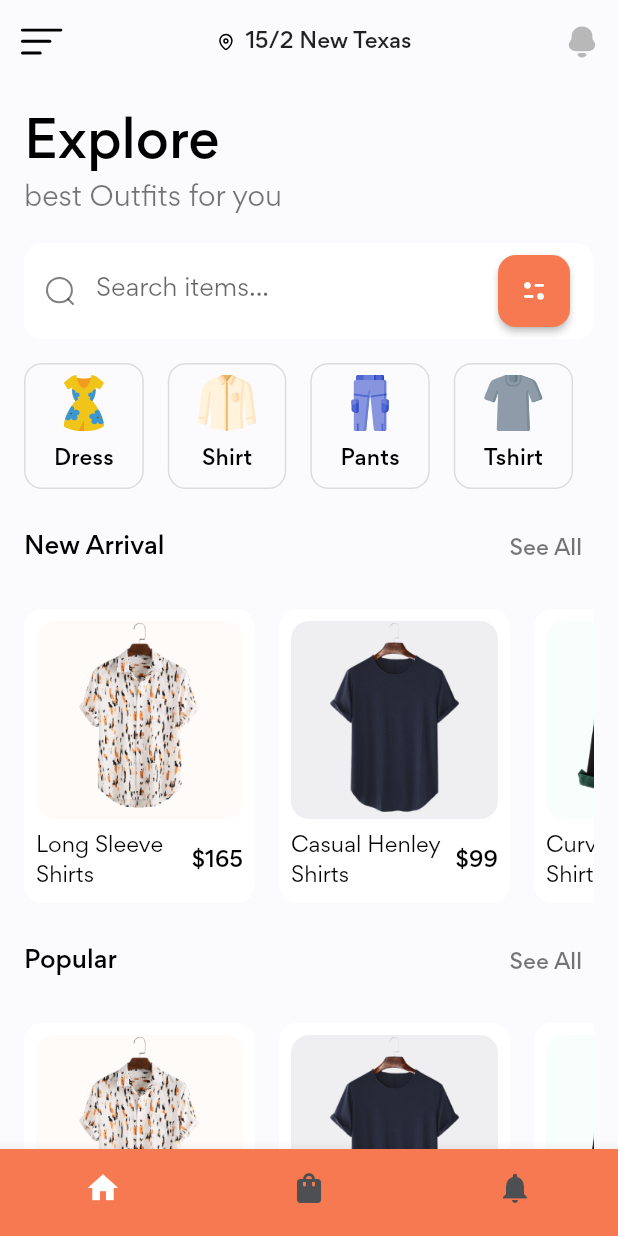
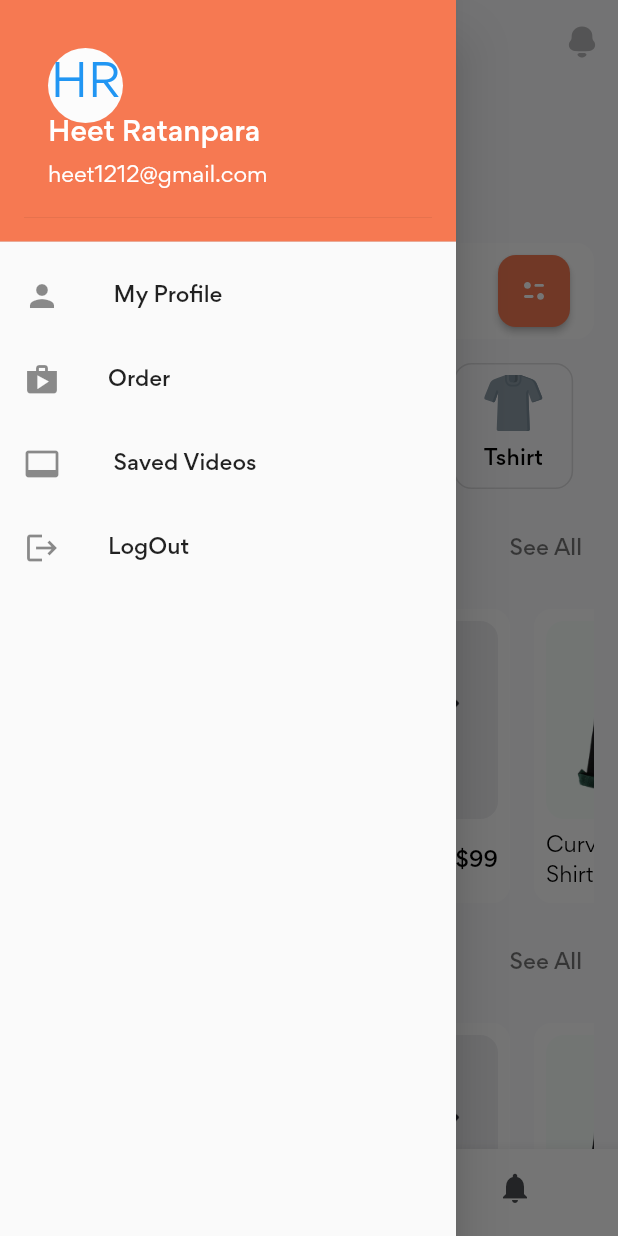
Before and after one commit to RatanparaHeet/Flutter-Shop-UI-Kit-master, a Flutter app: the HomeScreen screen opened directly, with the side drawer open (before the commit the screen has no drawer), on a phone screen of 412 x 824 dp. Run offline on Flutter 3.47's test engine with Material 2 defaults, Android fonts, the phone set to English and light mode, and no system bars; our stand-ins replace flutter_svg; network calls fail.

Commit message:
Update home_screen.dart

```diff
--- a/lib/screens/home/home_screen.dart
+++ b/lib/screens/home/home_screen.dart
@@ -2,23 +2,30 @@ import 'package:flutter/material.dart';
 import 'package:flutter_svg/flutter_svg.dart';
 import 'package:stylish/constants.dart';
 
+import '../loginscreen.dart';
 import 'components/categories.dart';
 import 'components/new_arrival_products.dart';
 import 'components/popular_products.dart';
 import 'components/search_form.dart';
 
 class HomeScreen extends StatelessWidget {
-  const HomeScreen({Key? key}) : super(key: key);
+    HomeScreen({Key? key}) : super(key: key);
 
   @override
+  final scaffoldKey= GlobalKey<ScaffoldState>();
   Widget build(BuildContext context) {
     return Scaffold(
+      key: scaffoldKey,
       appBar: AppBar(
         leading: IconButton(
+
+
+          icon: SvgPicture.asset("assets/icons/menu.svg"),
           onPressed: () {
-
+            // Scaffold.of(context).openDrawer();
+            scaffoldKey.currentState?.openDrawer();
           },
-          icon: SvgPicture.asset("assets/icons/menu.svg"),
+          // tooltip: MaterialLocalizations.of(context).openAppDrawerTooltip,
         ),
         title: Row(
           mainAxisAlignment: MainAxisAlignment.center,
@@ -67,8 +74,8 @@ class HomeScreen extends StatelessWidget {
         ),
       ),
       bottomNavigationBar: BottomNavigationBar(
-        backgroundColor: Color(0xFFF67952),
-        selectedItemColor: Colors.white,
+        backgroundColor: Colors.white,
+        selectedItemColor: Color(0xFFF67952) ,
         unselectedItemColor: Color(0xff4d4f52),
         showSelectedLabels: false,
         showUnselectedLabels: false,
@@ -81,6 +88,70 @@ class HomeScreen extends StatelessWidget {
 
          // onTap: _onItemTapped,
       ),
+      drawer: Drawer(
+
+        child: ListView(
+          padding: EdgeInsets.zero,
+          children: [
+            const DrawerHeader(
+              decoration: BoxDecoration(
+                color: Color(0xFFF67952) ,
+              ), //BoxDecoration
+              child: UserAccountsDrawerHeader(
+                decoration: BoxDecoration(color: Color(0xFFF67952) ),
+                accountName: Text(
+                  "Heet Ratanpara",
+                  style: TextStyle(fontSize: 18),
+                ),
+                accountEmail: Text("heet1212@gmail.com"),
+                currentAccountPictureSize: Size.square(50),
+                currentAccountPicture: CircleAvatar(
+                  backgroundColor: Color.fromARGB(255, 252, 252, 252),
+                  child: Text(
+                    "HR",
+                    style: TextStyle(fontSize: 30.0, color: Colors.blue),
+                  ), //Text
+                ), //circleAvatar
+              ), //UserAccountDrawerHeader
+            ), //DrawerHeader
+            ListTile(
+              leading: const Icon(Icons.person),
+              title: const Text(' My Profile '),
+              onTap: () {
+                Navigator.pop(context);
+              },
+            ),
+            ListTile(
+              leading: const Icon(Icons.shop),
+              title: const Text('Order'),
+              onTap: () {
+                Navigator.pop(context);
+              },
+            ),
+
+            ListTile(
+              leading: const Icon(Icons.video_label),
+              title: const Text(' Saved Videos '),
+              onTap: () {
+                Navigator.pop(context);
+              },
+            ),
+
+            ListTile(
+              leading: const Icon(Icons.logout),
+              title: const Text('LogOut'),
+              onTap: () {
+                Navigator.push(
+                    context,
+                    MaterialPageRoute(
+                      builder: (context) => LoginScreen(),
+                    )
+                );
+              },
+            ),
+          ],
+        )
+      ),
     );
   }
 }
```
